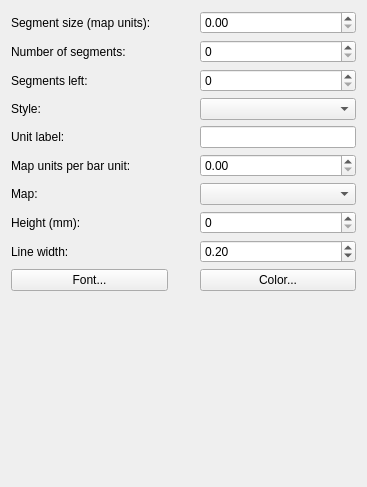
stopa85/Quantum-GIS, file src/ui/qgscomposerscalebarwidgetbase.ui: the form before one commit.
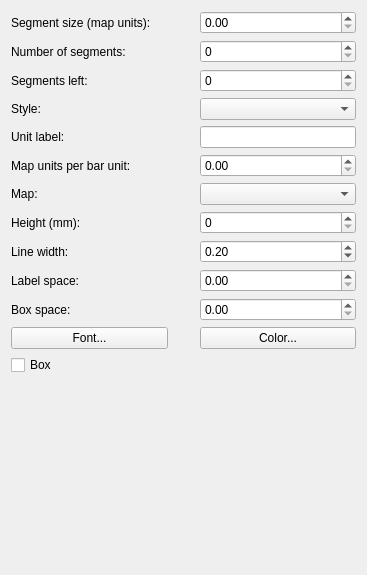
The form after the commit.

```diff
--- a/src/ui/qgscomposerscalebarwidgetbase.ui
+++ b/src/ui/qgscomposerscalebarwidgetbase.ui
@@ -6,7 +6,7 @@
     <x>0</x>
     <y>0</y>
     <width>367</width>
-    <height>487</height>
+    <height>575</height>
    </rect>
   </property>
   <property name="sizePolicy" >
@@ -177,6 +177,26 @@
     </widget>
    </item>
    <item row="9" column="0" >
+    <widget class="QLabel" name="mLabelBarSpaceLabel" >
+     <property name="text" >
+      <string>Label space:</string>
+     </property>
+    </widget>
+   </item>
+   <item row="9" column="2" >
+    <widget class="QDoubleSpinBox" name="mLabelBarSpaceSpinBox" />
+   </item>
+   <item row="10" column="0" >
+    <widget class="QLabel" name="mBoxSpaceLabel" >
+     <property name="text" >
+      <string>Box space:</string>
+     </property>
+    </widget>
+   </item>
+   <item row="10" column="2" >
+    <widget class="QDoubleSpinBox" name="mBoxSizeSpinBox" />
+   </item>
+   <item row="11" column="0" >
     <widget class="QPushButton" name="mFontButton" >
      <property name="sizePolicy" >
       <sizepolicy vsizetype="Fixed" hsizetype="Preferred" >
@@ -189,14 +209,21 @@
      </property>
     </widget>
    </item>
-   <item row="9" column="2" >
+   <item row="11" column="2" >
     <widget class="QPushButton" name="mColorPushButton" >
      <property name="text" >
       <string>Color...</string>
      </property>
     </widget>
    </item>
-   <item row="10" column="1" >
+   <item row="12" column="0" >
+    <widget class="QCheckBox" name="mBoxCheckBox" >
+     <property name="text" >
+      <string>Box</string>
+     </property>
+    </widget>
+   </item>
+   <item row="13" column="1" >
     <spacer>
      <property name="orientation" >
       <enum>Qt::Vertical</enum>
@@ -204,7 +231,7 @@
      <property name="sizeHint" >
       <size>
        <width>20</width>
-       <height>61</height>
+       <height>21</height>
       </size>
      </property>
     </spacer>
```
